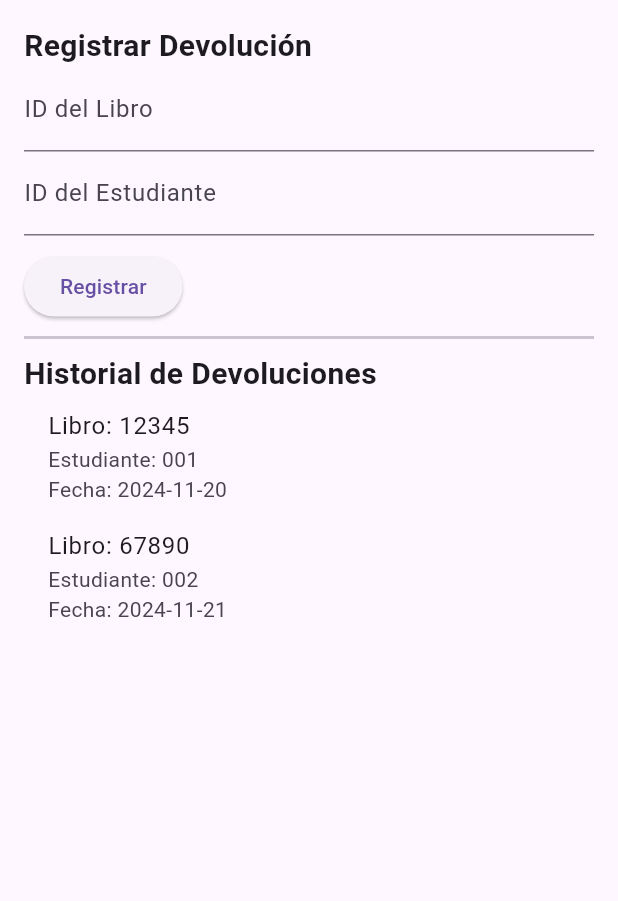
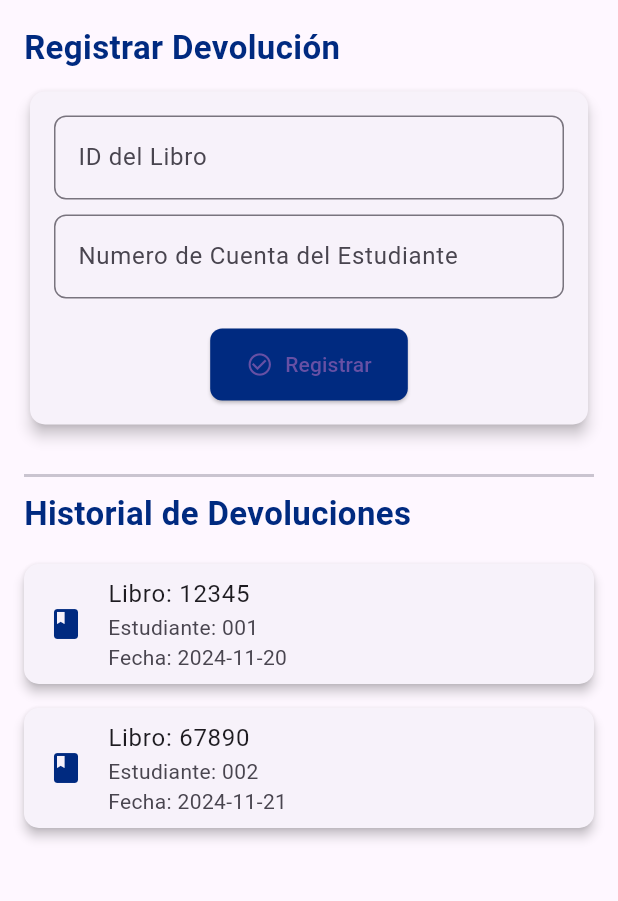
Before and after one commit to xEdwardP/MyUni, a Flutter app: the ReturnsScreen screen opened by its route, on a phone screen of 412 x 824 dp, the part 84-985 px from its top. Run offline on Flutter 3.47's test engine with Material 3 defaults, Android fonts, the light colour scheme and no system bars; our stand-ins replace google_fonts.

Commit message:
Change to returns_screen

```diff
--- a/lib/screens/returns_screen.dart
+++ b/lib/screens/returns_screen.dart
@@ -8,20 +8,26 @@ class ReturnsScreen extends StatefulWidget {
 }
 
 class _ReturnsScreenState extends State<ReturnsScreen> {
+  // Controladores para capturar los datos del formulario
   final _bookIdController = TextEditingController();
   final _studentIdController = TextEditingController();
+
+  // Lista inicial simulada de devoluciones realizadas
   final List<Map<String, String>> _returnsList = [
     {'bookId': '12345', 'studentId': '001', 'returnDate': '2024-11-20'},
     {'bookId': '67890', 'studentId': '002', 'returnDate': '2024-11-21'},
   ];
 
+  // Método para añadir una nueva devolución a la lista
   void _addReturn() {
     setState(() {
+      // Agrega un nuevo elemento con los datos ingresados y la fecha actual
       _returnsList.add({
         'bookId': _bookIdController.text,
         'studentId': _studentIdController.text,
         'returnDate': DateTime.now().toString().split(' ')[0],
       });
+      // Limpia los campos de texto
       _bookIdController.clear();
       _studentIdController.clear();
     });
@@ -31,52 +37,122 @@ class _ReturnsScreenState extends State<ReturnsScreen> {
   Widget build(BuildContext context) {
     return Scaffold(
       appBar: AppBar(
-        title: const Text('Gestión de Devoluciones'),
-        backgroundColor: AppColors.secondary,
+        // Título de la pantalla
+        title: Text('Gestión de Devoluciones'),
+        backgroundColor: AppColors.secondary, // Color personalizado para la app
       ),
-      drawer: CustomDrawer(),
-      body: Padding(
+      drawer: CustomDrawer(), // Menú lateral (drawer) personalizado
+      body: SingleChildScrollView(
+        // Permite que la pantalla sea desplazable en caso de contenido largo
+        child: Padding(
+          padding: const EdgeInsets.all(16.0), // Margen alrededor del contenido
+          child: Column(
+            crossAxisAlignment: CrossAxisAlignment.start, // Alineación de texto
+            children: [
+              // Título para la sección del formulario
+              Text(
+                'Registrar Devolución',
+                style: TextStyle(
+                  fontSize: 22,
+                  fontWeight: FontWeight.bold,
+                  color: AppColors.primary, // Color principal
+                ),
+              ),
+              SizedBox(height: 10), // Espaciado entre elementos
+
+              // Tarjeta que contiene el formulario
+              Card(
+                elevation: 4, // Sombra para dar profundidad
+                shape: RoundedRectangleBorder(
+                  borderRadius: BorderRadius.circular(10), // Bordes redondeados
+                ),
+                child: Padding(
                   padding: const EdgeInsets.all(16.0),
                   child: Column(
-          crossAxisAlignment: CrossAxisAlignment.start,
                     children: [
-            const Text(
-              'Registrar Devolución',
-              style: TextStyle(fontSize: 20, fontWeight: FontWeight.bold),
-            ),
+                      // Campo de texto para el ID del libro
                       TextField(
                         controller: _bookIdController,
-              decoration: const InputDecoration(labelText: 'ID del Libro'),
+                        decoration: InputDecoration(
+                          labelText: 'ID del Libro',
+                          border: OutlineInputBorder(
+                            borderRadius: BorderRadius.circular(8),
                           ),
+                        ),
+                      ),
+                      SizedBox(height: 10), // Espaciado entre campos
+                      // Campo de texto para el Numero de Cuenta del estudiante
                       TextField(
                         controller: _studentIdController,
-              decoration: const InputDecoration(labelText: 'ID del Estudiante'),
+                        decoration: InputDecoration(
+                          labelText: 'Numero de Cuenta del Estudiante',
+                          border: OutlineInputBorder(
+                            borderRadius: BorderRadius.circular(8),
                           ),
-            const SizedBox(height: 10),
-            ElevatedButton(
-              onPressed: _addReturn,
-              child: Text('Registrar'),
-              style: ElevatedButton.styleFrom(),
                         ),
+                      ),
+                      SizedBox(height: 20), // Espaciado entre campos y botón
+
+                      // Botón para registrar una devolución
+                      ElevatedButton.icon(
+                        onPressed: _addReturn, // Ejecuta la función _addReturn
+                        icon: Icon(Icons.check_circle_outline), // Ícono del botón
+                        label: Text('Registrar'),
+                        style: ElevatedButton.styleFrom(
+                          padding: EdgeInsets.symmetric(
+                              vertical: 14, horizontal: 24), // Tamaño del botón
+                          shape: RoundedRectangleBorder(
+                            borderRadius: BorderRadius.circular(8),
+                          ),
+                          backgroundColor: AppColors.primary, // Color principal
+                        ),
+                      ),
+                    ],
+                  ),
+                ),
+              ),
+              SizedBox(height: 20), // Espaciado antes del historial
+
+              // Línea divisoria entre secciones
               Divider(height: 20, thickness: 2),
-            const Text(
+
+              // Título para la sección del historial
+              Text(
                 'Historial de Devoluciones',
-              style: TextStyle(fontSize: 20, fontWeight: FontWeight.bold),
+                style: TextStyle(
+                  fontSize: 22,
+                  fontWeight: FontWeight.bold,
+                  color: AppColors.primary,
                 ),
-            Expanded(
-              child: ListView.builder(
-                itemCount: _returnsList.length,
+              ),
+              SizedBox(height: 10), // Espaciado entre el título y la lista
+
+              // Lista de devoluciones mostrada en tarjetas
+              ListView.builder(
+                shrinkWrap: true, // Permite que la lista se adapte al contenido
+                physics: NeverScrollableScrollPhysics(), // Desactiva el scroll
+                itemCount: _returnsList.length, // Número de elementos en la lista
                 itemBuilder: (context, index) {
-                  final returnItem = _returnsList[index];
-                  return ListTile(
-                    title: Text('Libro: ${returnItem['bookId']}'),
+                  final returnItem = _returnsList[index]; // Elemento actual
+                  return Card(
+                    elevation: 3, // Sombra para resaltar la tarjeta
+                    margin: EdgeInsets.symmetric(vertical: 8), // Margen vertical
+                    shape: RoundedRectangleBorder(
+                      borderRadius: BorderRadius.circular(10), // Bordes redondeados
+                    ),
+                    child: ListTile(
+                      leading: Icon(Icons.book, color: AppColors.primary), // Ícono
+                      title: Text('Libro: ${returnItem['bookId']}'), // ID del libro
                       subtitle: Text(
-                        'Estudiante: ${returnItem['studentId']}\nFecha: ${returnItem['returnDate']}'),
+                        'Estudiante: ${returnItem['studentId']}\nFecha: ${returnItem['returnDate']}',
+                      ), // Detalles adicionales
+                       // Flecha al final
+                    ),
                   );
                 },
               ),
+            ],
           ),
-          ],
         ),
       ),
     );
@@ -84,6 +160,7 @@ class _ReturnsScreenState extends State<ReturnsScreen> {
 
   @override
   void dispose() {
+    // Limpia los controladores al salir de la pantalla
     _bookIdController.dispose();
     _studentIdController.dispose();
     super.dispose();
```
Lines whose indentation alone changed are shown as unchanged.
